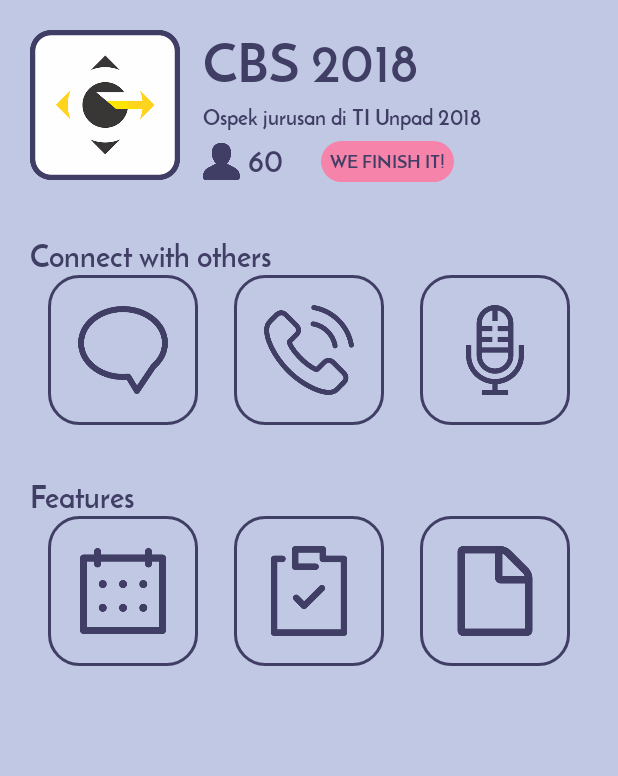
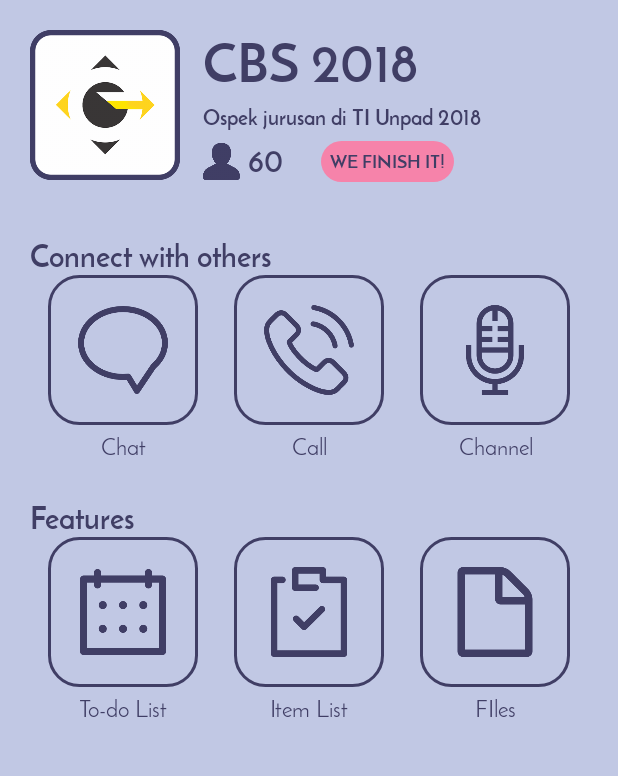
Before and after one commit to realicejoanne/monica-dev, an Android app: the CommitteeView screen opened directly, with no data from a screen before it, on a phone screen of 412 x 824 dp, the part 130-906 px from its top. Run offline under Robolectric (Android 15) with nearby library versions, the phone set to English and light mode, and no system bars.

Commit message:
neccessary chenges

```diff
--- a/Monica/app/src/main/res/layout/activity_committee.xml
+++ b/Monica/app/src/main/res/layout/activity_committee.xml
@@ -199,6 +199,74 @@
                 android:onClick="onClickChannels"/>
         </LinearLayout>
     </LinearLayout>
+    <LinearLayout
+        android:layout_width="match_parent"
+        android:layout_height="wrap_content"
+        android:orientation="horizontal"
+        android:paddingLeft="20dp"
+        android:paddingRight="20dp"
+        android:weightSum="3">
+        <LinearLayout
+            android:layout_width="match_parent"
+            android:layout_height="wrap_content"
+            android:orientation="horizontal"
+            android:layout_weight="1"
+            android:gravity="center_horizontal">
+
+            <TextView
+                android:id="@+id/chatText"
+                android:layout_width="match_parent"
+                android:layout_height="wrap_content"
+                android:textColor="@color/purple"
+                android:fontFamily="@font/josefinsans"
+                android:layout_marginTop="5dp"
+                android:paddingLeft="20dp"
+                android:paddingRight="20dp"
+                android:textSize="15sp"
+                android:textAlignment="center"
+                android:text="Chat"/>
+        </LinearLayout>
+        <LinearLayout
+            android:layout_width="match_parent"
+            android:layout_height="wrap_content"
+            android:orientation="horizontal"
+            android:layout_weight="1"
+            android:gravity="center_horizontal">
+
+            <TextView
+                android:id="@+id/callText"
+                android:layout_width="match_parent"
+                android:layout_height="wrap_content"
+                android:textColor="@color/purple"
+                android:fontFamily="@font/josefinsans"
+                android:layout_marginTop="5dp"
+                android:paddingLeft="20dp"
+                android:paddingRight="20dp"
+                android:textSize="15sp"
+                android:textAlignment="center"
+                android:text="Call"/>
+        </LinearLayout>
+        <LinearLayout
+            android:layout_width="match_parent"
+            android:layout_height="wrap_content"
+            android:orientation="horizontal"
+            android:layout_weight="1"
+            android:gravity="center_horizontal">
+
+            <TextView
+                android:id="@+id/channelText"
+                android:layout_width="match_parent"
+                android:layout_height="wrap_content"
+                android:textColor="@color/purple"
+                android:fontFamily="@font/josefinsans"
+                android:layout_marginTop="5dp"
+                android:paddingLeft="20dp"
+                android:paddingRight="20dp"
+                android:textSize="15sp"
+                android:textAlignment="center"
+                android:text="Channel"/>
+        </LinearLayout>
+    </LinearLayout>
 
     <TextView
         android:id="@+id/features"
@@ -206,7 +274,7 @@
         android:layout_height="wrap_content"
         android:textColor="@color/purple"
         android:fontFamily="@font/josefinsans_bold"
-        android:layout_marginTop="35dp"
+        android:layout_marginTop="25dp"
         android:paddingLeft="20dp"
         android:paddingRight="20dp"
         android:textSize="20sp"
@@ -271,5 +339,73 @@
                 android:onClick="onClickFiles"/>
         </LinearLayout>
     </LinearLayout>
+    <LinearLayout
+        android:layout_width="match_parent"
+        android:layout_height="wrap_content"
+        android:orientation="horizontal"
+        android:paddingLeft="20dp"
+        android:paddingRight="20dp"
+        android:weightSum="3">
+        <LinearLayout
+            android:layout_width="match_parent"
+            android:layout_height="wrap_content"
+            android:orientation="horizontal"
+            android:layout_weight="1"
+            android:gravity="center_horizontal">
+
+            <TextView
+                android:id="@+id/todoListText"
+                android:layout_width="match_parent"
+                android:layout_height="wrap_content"
+                android:textColor="@color/purple"
+                android:fontFamily="@font/josefinsans"
+                android:layout_marginTop="5dp"
+                android:paddingLeft="20dp"
+                android:paddingRight="20dp"
+                android:textSize="15sp"
+                android:textAlignment="center"
+                android:text="To-do List"/>
+        </LinearLayout>
+        <LinearLayout
+            android:layout_width="match_parent"
+            android:layout_height="wrap_content"
+            android:orientation="horizontal"
+            android:layout_weight="1"
+            android:gravity="center_horizontal">
+
+            <TextView
+                android:id="@+id/itemListText"
+                android:layout_width="match_parent"
+                android:layout_height="wrap_content"
+                android:textColor="@color/purple"
+                android:fontFamily="@font/josefinsans"
+                android:layout_marginTop="5dp"
+                android:paddingLeft="20dp"
+                android:paddingRight="20dp"
+                android:textSize="15sp"
+                android:textAlignment="center"
+                android:text="Item List"/>
+        </LinearLayout>
+        <LinearLayout
+            android:layout_width="match_parent"
+            android:layout_height="wrap_content"
+            android:orientation="horizontal"
+            android:layout_weight="1"
+            android:gravity="center_horizontal">
+
+            <TextView
+                android:id="@+id/filesText"
+                android:layout_width="match_parent"
+                android:layout_height="wrap_content"
+                android:textColor="@color/purple"
+                android:fontFamily="@font/josefinsans"
+                android:layout_marginTop="5dp"
+                android:paddingLeft="20dp"
+                android:paddingRight="20dp"
+                android:textSize="15sp"
+                android:textAlignment="center"
+                android:text="FIles"/>
+        </LinearLayout>
+    </LinearLayout>
 
 </LinearLayout>
--- a/Monica/app/src/main/res/layout/activity_item_list.xml
+++ b/Monica/app/src/main/res/layout/activity_item_list.xml
@@ -84,9 +84,7 @@
         <ListView
             android:id="@+id/toDoList"
             android:layout_width="match_parent"
-            android:layout_height="wrap_content"
-            android:paddingBottom="10dp" />
-
+            android:layout_height="wrap_content"/>
     </LinearLayout>
 
 </LinearLayout>
--- a/Monica/app/src/main/res/layout/activity_todo_list.xml
+++ b/Monica/app/src/main/res/layout/activity_todo_list.xml
@@ -84,8 +84,7 @@
         <ListView
             android:id="@+id/toDoList"
             android:layout_width="match_parent"
-            android:layout_height="wrap_content"
-            android:paddingBottom="10dp" />
+            android:layout_height="wrap_content" />
 
     </LinearLayout>
 
```
